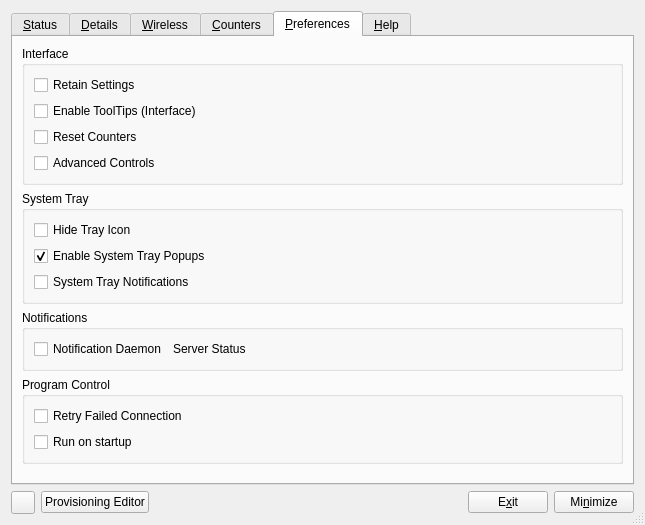
Qt form apps/cmstapp/code/control_box/ui/controlbox.ui (andrew-bibb/cmst) before a commit.
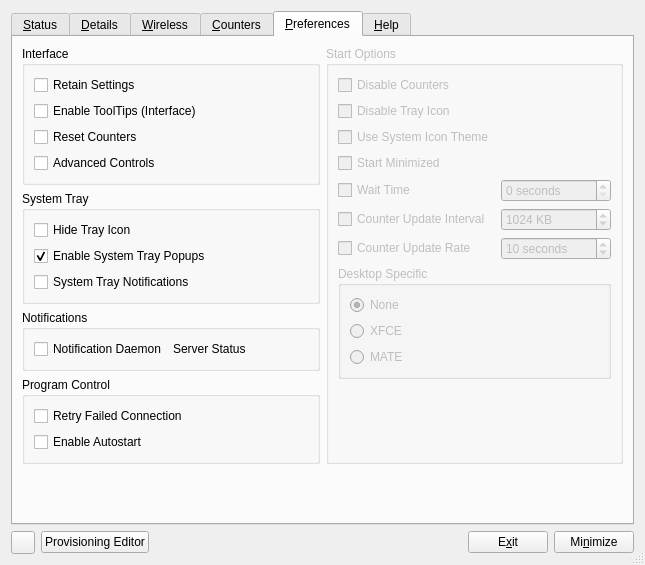
The same form after that commit. The open tabs and pages were chosen to show the change. Icons and pictures are not drawn.

Commit message: controlbox ui for start options

```diff
--- a/apps/cmstapp/code/control_box/ui/controlbox.ui
+++ b/apps/cmstapp/code/control_box/ui/controlbox.ui
@@ -7,7 +7,7 @@
     <x>0</x>
     <y>0</y>
     <width>645</width>
-    <height>525</height>
+    <height>565</height>
    </rect>
   </property>
   <property name="minimumSize">
@@ -872,20 +872,234 @@
          </layout>
         </widget>
        </item>
-       <item row="5" column="0">
-        <spacer name="verticalSpacer_4">
-         <property name="orientation">
-          <enum>Qt::Vertical</enum>
+       <item row="0" column="1" rowspan="4">
+        <widget class="QGroupBox" name="groupBox_startoptions">
+         <property name="enabled">
+          <bool>false</bool>
          </property>
-         <property name="sizeHint" stdset="0">
-          <size>
-           <width>20</width>
-           <height>40</height>
-          </size>
+         <property name="whatsThis">
+          <string>&lt;html&gt;&lt;head/&gt;&lt;body&gt;&lt;p&gt;These entries control various options for CMST at program start. &lt;/p&gt;&lt;p&gt;All of these options are available from the command line, and if a command line option is provided it will take precedence over these settings.&lt;/p&gt;&lt;/body&gt;&lt;/html&gt;</string>
          </property>
-        </spacer>
+         <property name="title">
+          <string>Start Options</string>
+         </property>
+         <layout class="QGridLayout" name="gridLayout_9">
+          <item row="6" column="0">
+           <widget class="QCheckBox" name="checkBox_counterkb">
+            <property name="enabled">
+             <bool>false</bool>
+            </property>
+            <property name="toolTip">
+             <string>&lt;html&gt;&lt;head/&gt;&lt;body&gt;&lt;p&gt;Disabled because currently Connman will accept this option but will do nothing with it.&lt;/p&gt;&lt;/body&gt;&lt;/html&gt;</string>
+            </property>
+            <property name="whatsThis">
+             <string>&lt;html&gt;&lt;head/&gt;&lt;body&gt;&lt;p&gt;Specify the amount of data in KB that must be transmitted before the counters update (default is 1024 KB). Connman will accept this entry, but according to a comment in the Connman code the actual feature still needs to be implemented.&lt;/p&gt;&lt;/body&gt;&lt;/html&gt;</string>
+            </property>
+            <property name="text">
+             <string>Counter Update Interval</string>
+            </property>
+           </widget>
+          </item>
+          <item row="5" column="1">
+           <widget class="QSpinBox" name="spinBox_waittime">
+            <property name="enabled">
+             <bool>false</bool>
+            </property>
+            <property name="toolTip">
+             <string>&lt;html&gt;&lt;head/&gt;&lt;body&gt;&lt;p&gt;Delay time before attempting to start the system tray icon.&lt;/p&gt;&lt;/body&gt;&lt;/html&gt;</string>
+            </property>
+            <property name="whatsThis">
+             <string>&lt;html&gt;&lt;head/&gt;&lt;body&gt;&lt;p&gt;Specify the wait time in seconds before starting the system tray icon (default is 0 seconds).&lt;/p&gt;&lt;/body&gt;&lt;/html&gt;</string>
+            </property>
+            <property name="suffix">
+             <string> seconds</string>
+            </property>
+            <property name="maximum">
+             <number>20</number>
+            </property>
+           </widget>
+          </item>
+          <item row="6" column="1">
+           <widget class="QSpinBox" name="spinBox_counterupdateinterval">
+            <property name="enabled">
+             <bool>false</bool>
+            </property>
+            <property name="suffix">
+             <string> KB</string>
+            </property>
+            <property name="minimum">
+             <number>256</number>
+            </property>
+            <property name="maximum">
+             <number>2048</number>
+            </property>
+            <property name="value">
+             <number>1024</number>
+            </property>
+           </widget>
+          </item>
+          <item row="3" column="0">
+           <widget class="QCheckBox" name="checkBox_startminimized">
+            <property name="toolTip">
+             <string>&lt;html&gt;&lt;head/&gt;&lt;body&gt;&lt;pre style=&quot; margin-top:12px; margin-bottom:12px; margin-left:0px; margin-right:0px; -qt-block-indent:0; text-indent:0px;&quot;&gt;&lt;span style=&quot; font-family:'Courier New,courier';&quot;&gt;Command Line Option: &lt;/span&gt;&lt;span style=&quot; font-family:'Courier New,courier'; font-weight:600;&quot;&gt;-m&lt;/span&gt;&lt;span style=&quot; font-family:'Courier New,courier';&quot;&gt; or &lt;/span&gt;&lt;span style=&quot; font-family:'Courier New,courier'; font-weight:600;&quot;&gt;--minimized&lt;/span&gt;&lt;/pre&gt;&lt;/body&gt;&lt;/html&gt;</string>
+            </property>
+            <property name="whatsThis">
+             <string>&lt;html&gt;&lt;head/&gt;&lt;body&gt;&lt;p&gt;Start the GUI minimized in the system tray.&lt;/p&gt;&lt;/body&gt;&lt;/html&gt;</string>
+            </property>
+            <property name="text">
+             <string>Start Minimized</string>
+            </property>
+           </widget>
+          </item>
+          <item row="2" column="0">
+           <widget class="QCheckBox" name="checkBox_systemicontheme">
+            <property name="toolTip">
+             <string>&lt;html&gt;&lt;head/&gt;&lt;body&gt;&lt;pre style=&quot; margin-top:12px; margin-bottom:12px; margin-left:0px; margin-right:0px; -qt-block-indent:0; text-indent:0px;&quot;&gt;&lt;span style=&quot; font-family:'Courier New,courier';&quot;&gt;Command Line Option: &lt;/span&gt;&lt;span style=&quot; font-family:'Courier New,courier'; font-weight:600;&quot;&gt;-i&lt;/span&gt;&lt;span style=&quot; font-family:'Courier New,courier';&quot;&gt; or &lt;/span&gt;&lt;span style=&quot; font-family:'Courier New,courier'; font-weight:600;&quot;&gt;--icon-theme&lt;/span&gt;&lt;/pre&gt;&lt;/body&gt;&lt;/html&gt;</string>
+            </property>
+            <property name="whatsThis">
+             <string>&lt;html&gt;&lt;head/&gt;&lt;body&gt;&lt;p&gt;Use the icon theme from your system if one is defined.&lt;/p&gt;&lt;/body&gt;&lt;/html&gt;</string>
+            </property>
+            <property name="text">
+             <string>Use System Icon Theme</string>
+            </property>
+           </widget>
+          </item>
+          <item row="5" column="0">
+           <widget class="QCheckBox" name="checkBox_waittime">
+            <property name="toolTip">
+             <string>&lt;html&gt;&lt;head/&gt;&lt;body&gt;&lt;pre style=&quot; margin-top:12px; margin-bottom:12px; margin-left:0px; margin-right:0px; -qt-block-indent:0; text-indent:0px;&quot;&gt;&lt;span style=&quot; font-family:'Courier New,courier';&quot;&gt;Command Line Option: &lt;/span&gt;&lt;span style=&quot; font-family:'Courier New,courier'; font-weight:600;&quot;&gt;-w&lt;/span&gt;&lt;span style=&quot; font-family:'Courier New,courier';&quot;&gt; or &lt;/span&gt;&lt;span style=&quot; font-family:'Courier New,courier'; font-weight:600;&quot;&gt;--wait-time&lt;/span&gt;&lt;/pre&gt;&lt;/body&gt;&lt;/html&gt;</string>
+            </property>
+            <property name="whatsThis">
+             <string>&lt;html&gt;&lt;head/&gt;&lt;body&gt;&lt;p&gt;Specify the wait time in seconds before starting the system tray icon (default is 0 seconds).&lt;/p&gt;&lt;p&gt;If CMST is started and tries to create a tray icon before the system tray itself is created a dialog will be displayed explaining that. This sometimes happens when the program is started automatically. If you know the tray will exist once the system is up you may specify a wait time and CMST will wait that number of seconds before trying to create the tray icon. This is to give the window manager or panel time to create the tray before we try to place the icon there.&lt;/p&gt;&lt;/body&gt;&lt;/html&gt;</string>
+            </property>
+            <property name="text">
+             <string>Wait Time</string>
+            </property>
+           </widget>
+          </item>
+          <item row="1" column="0">
+           <widget class="QCheckBox" name="checkBox_disabletrayicon">
+            <property name="toolTip">
+             <string>&lt;html&gt;&lt;head/&gt;&lt;body&gt;&lt;pre style=&quot; margin-top:12px; margin-bottom:12px; margin-left:0px; margin-right:0px; -qt-block-indent:0; text-indent:0px;&quot;&gt;&lt;span style=&quot; font-family:'Courier New,courier';&quot;&gt;Command Line Option: &lt;/span&gt;&lt;span style=&quot; font-family:'Courier New,courier'; font-weight:600;&quot;&gt;-d&lt;/span&gt;&lt;span style=&quot; font-family:'Courier New,courier';&quot;&gt; or &lt;/span&gt;&lt;span style=&quot; font-family:'Courier New,courier'; font-weight:600;&quot;&gt;--disable-tray-icon&lt;/span&gt;&lt;/pre&gt;&lt;/body&gt;&lt;/html&gt;</string>
+            </property>
+            <property name="whatsThis">
+             <string>&lt;html&gt;&lt;head/&gt;&lt;body&gt;&lt;p&gt;Disable the system tray icon.  May be needed for system trays not compliant with the Freedesktop.org system tray specification.&lt;/p&gt;&lt;/body&gt;&lt;/html&gt;</string>
+            </property>
+            <property name="text">
+             <string>Disable Tray Icon</string>
+            </property>
+           </widget>
+          </item>
+          <item row="0" column="0">
+           <widget class="QCheckBox" name="checkBox_disablecounters">
+            <property name="toolTip">
+             <string>&lt;html&gt;&lt;head/&gt;&lt;body&gt;&lt;pre style=&quot; margin-top:12px; margin-bottom:12px; margin-left:0px; margin-right:0px; -qt-block-indent:0; text-indent:0px;&quot;&gt;Command Line Option: &lt;span style=&quot; font-weight:600;&quot;&gt;-c&lt;/span&gt; or &lt;span style=&quot; font-weight:600;&quot;&gt;--disable-counters&lt;/span&gt;&lt;/pre&gt;&lt;/body&gt;&lt;/html&gt;</string>
+            </property>
+            <property name="whatsThis">
+             <string>&lt;html&gt;&lt;head/&gt;&lt;body&gt;&lt;p&gt;Disable the counters.  May be used to minimize load on your system.&lt;/p&gt;&lt;/body&gt;&lt;/html&gt;</string>
+            </property>
+            <property name="text">
+             <string>Disable Counters</string>
+            </property>
+           </widget>
+          </item>
+          <item row="7" column="0">
+           <widget class="QCheckBox" name="checkBox_counterseconds">
+            <property name="toolTip">
+             <string>&lt;html&gt;&lt;head/&gt;&lt;body&gt;&lt;pre style=&quot; margin-top:12px; margin-bottom:12px; margin-left:0px; margin-right:0px; -qt-block-indent:0; text-indent:0px;&quot;&gt;&lt;span style=&quot; font-family:'Courier New,courier';&quot;&gt;Command Line Option: &lt;/span&gt;&lt;span style=&quot; font-family:'Courier New,courier'; font-weight:600;&quot;&gt;--counter-update-rate&lt;/span&gt;&lt;/pre&gt;&lt;/body&gt;&lt;/html&gt;</string>
+            </property>
+            <property name="whatsThis">
+             <string>&lt;html&gt;&lt;head/&gt;&lt;body&gt;&lt;p&gt;Specify the frequency in seconds between counter updates (default is 10 seconds). &lt;/p&gt;&lt;/body&gt;&lt;/html&gt;</string>
+            </property>
+            <property name="text">
+             <string>Counter Update Rate</string>
+            </property>
+           </widget>
+          </item>
+          <item row="11" column="0">
+           <spacer name="verticalSpacer_6">
+            <property name="orientation">
+             <enum>Qt::Vertical</enum>
+            </property>
+            <property name="sizeHint" stdset="0">
+             <size>
+              <width>20</width>
+              <height>40</height>
+             </size>
+            </property>
+           </spacer>
+          </item>
+          <item row="7" column="1">
+           <widget class="QSpinBox" name="spinBox_counterupdaterate">
+            <property name="enabled">
+             <bool>false</bool>
+            </property>
+            <property name="whatsThis">
+             <string>&lt;html&gt;&lt;head/&gt;&lt;body&gt;&lt;p&gt;Specify the frequency in seconds between counter updates (default is 10 seconds). &lt;/p&gt;&lt;/body&gt;&lt;/html&gt;</string>
+            </property>
+            <property name="suffix">
+             <string> seconds</string>
+            </property>
+            <property name="minimum">
+             <number>5</number>
+            </property>
+            <property name="maximum">
+             <number>600</number>
+            </property>
+            <property name="value">
+             <number>10</number>
+            </property>
+           </widget>
+          </item>
+          <item row="8" column="0" colspan="2">
+           <widget class="QGroupBox" name="groupBox_2">
+            <property name="whatsThis">
+             <string>&lt;html&gt;&lt;head/&gt;&lt;body&gt;&lt;p&gt;Use code specific for the selected desktop environment.&lt;/p&gt;&lt;p&gt;As of 2014.11.24 there seems to be a problem with QT5.3 and some system trays. There is code in the program to try and work around this issue, and selecting one of these buttons will invoke the code specific to the desktop.&lt;/p&gt;&lt;p&gt;If the bug gets fixed these options will remain so that start up scripts do not break, but the options will do nothing.&lt;/p&gt;&lt;p&gt;&lt;br/&gt;&lt;/p&gt;&lt;/body&gt;&lt;/html&gt;</string>
+            </property>
+            <property name="title">
+             <string>Desktop Specific</string>
+            </property>
+            <layout class="QVBoxLayout" name="verticalLayout_12">
+             <item>
+              <widget class="QRadioButton" name="radioButton_desktopnone">
+               <property name="toolTip">
+                <string>&lt;html&gt;&lt;head/&gt;&lt;body&gt;&lt;p&gt;Default is none.&lt;/p&gt;&lt;/body&gt;&lt;/html&gt;</string>
+               </property>
+               <property name="text">
+                <string>None</string>
+               </property>
+               <property name="checked">
+                <bool>true</bool>
+               </property>
+              </widget>
+             </item>
+             <item>
+              <widget class="QRadioButton" name="radioButton_desktopxfce">
+               <property name="toolTip">
+                <string>&lt;html&gt;&lt;head/&gt;&lt;body&gt;&lt;pre style=&quot; margin-top:12px; margin-bottom:12px; margin-left:0px; margin-right:0px; -qt-block-indent:0; text-indent:0px;&quot;&gt;&lt;span style=&quot; font-family:'Courier New,courier';&quot;&gt;Command Line Option: &lt;/span&gt;&lt;span style=&quot; font-family:'Courier New,courier'; font-weight:600;&quot;&gt;--use-xfce&lt;/span&gt;&lt;/pre&gt;&lt;/body&gt;&lt;/html&gt;</string>
+               </property>
+               <property name="text">
+                <string>XFCE</string>
+               </property>
+              </widget>
+             </item>
+             <item>
+              <widget class="QRadioButton" name="radioButton_desktopmate">
+               <property name="toolTip">
+                <string>&lt;html&gt;&lt;head/&gt;&lt;body&gt;&lt;pre style=&quot; margin-top:12px; margin-bottom:12px; margin-left:0px; margin-right:0px; -qt-block-indent:0; text-indent:0px;&quot;&gt;&lt;span style=&quot; font-family:'Courier New,courier';&quot;&gt;Command Line Option: &lt;/span&gt;&lt;span style=&quot; font-family:'Courier New,courier'; font-weight:600;&quot;&gt;--use-mate&lt;/span&gt;&lt;/pre&gt;&lt;/body&gt;&lt;/html&gt;</string>
+               </property>
+               <property name="text">
+                <string>MATE</string>
+               </property>
+              </widget>
+             </item>
+            </layout>
+           </widget>
+          </item>
+         </layout>
+        </widget>
        </item>
-       <item row="2" column="0">
+       <item row="1" column="0">
         <widget class="QGroupBox" name="groupBox_systemtray">
          <property name="whatsThis">
           <string>&lt;html&gt;&lt;head/&gt;&lt;body&gt;&lt;p&gt;Preferences for the system tray are in this box.&lt;/p&gt;&lt;/body&gt;&lt;/html&gt;</string>
@@ -933,7 +1147,7 @@
          </layout>
         </widget>
        </item>
-       <item row="3" column="0">
+       <item row="2" column="0">
         <widget class="QGroupBox" name="groupBox_notfications">
          <property name="enabled">
           <bool>true</bool>
@@ -974,13 +1188,23 @@
          </layout>
         </widget>
        </item>
-       <item row="4" column="0">
+       <item row="3" column="0">
         <widget class="QGroupBox" name="groupBox">
          <property name="title">
           <string>Program Control</string>
          </property>
-         <layout class="QVBoxLayout" name="verticalLayout_12">
-          <item>
+         <layout class="QGridLayout" name="gridLayout_10">
+          <item row="1" column="0">
+           <widget class="QCheckBox" name="checkBox_runonstartup">
+            <property name="whatsThis">
+             <string>&lt;html&gt;&lt;head/&gt;&lt;body&gt;&lt;p&gt;If checked CMST will place an entry in the autostart directory for the current user, unchecking will remove said entry. This directory is typically: &lt;span style=&quot; font-weight:600;&quot;&gt;${HOME}/.config/autostart&lt;/span&gt;. &lt;/p&gt;&lt;p&gt;CMST only add or remove the .desktop file from the autostart directory. Autostarting is typically dependent upon your Desktop Environment and must be enabled from there.&lt;/p&gt;&lt;/body&gt;&lt;/html&gt;</string>
+            </property>
+            <property name="text">
+             <string>Enable Autostart</string>
+            </property>
+           </widget>
+          </item>
+          <item row="0" column="0">
            <widget class="QCheckBox" name="checkBox_retryfailed">
             <property name="whatsThis">
              <string>&lt;html&gt;&lt;head/&gt;&lt;body&gt;&lt;p&gt;If a Connman service falls into the &amp;quot;Failed&amp;quot; state it will normally remain in that state.&lt;/p&gt;&lt;p&gt;If this box is checked CMST will try to automatically reconnect a WiFi service that enters the &amp;quot;Failed&amp;quot; state. &lt;/p&gt;&lt;/body&gt;&lt;/html&gt;</string>
@@ -990,19 +1214,22 @@
             </property>
            </widget>
           </item>
-          <item>
-           <widget class="QCheckBox" name="checkBox_runonstartup">
-            <property name="whatsThis">
-             <string>&lt;html&gt;&lt;head/&gt;&lt;body&gt;&lt;p&gt;If checked CMST will place an entry in the autostart directory for the current user. This directory is typically: &lt;span style=&quot; font-weight:600;&quot;&gt;${HOME}/.config/autostart&lt;/span&gt;. If the directory does not exist it will be created.&lt;/p&gt;&lt;p&gt;A check in this box will only place (or remove) the desktop entry. Autostarting is typically dependent upon your Desktop Environment and must be enabled from there.&lt;/p&gt;&lt;/body&gt;&lt;/html&gt;</string>
-            </property>
-            <property name="text">
-             <string>Run on startup</string>
-            </property>
-           </widget>
-          </item>
          </layout>
         </widget>
        </item>
+       <item row="4" column="0" colspan="2">
+        <spacer name="verticalSpacer_4">
+         <property name="orientation">
+          <enum>Qt::Vertical</enum>
+         </property>
+         <property name="sizeHint" stdset="0">
+          <size>
+           <width>20</width>
+           <height>40</height>
+          </size>
+         </property>
+        </spacer>
+       </item>
       </layout>
      </widget>
      <widget class="QWidget" name="Help">
```
Left out of the diff: 68 changed lines with no effect on the pictures. The commit also changes 1 other file.
